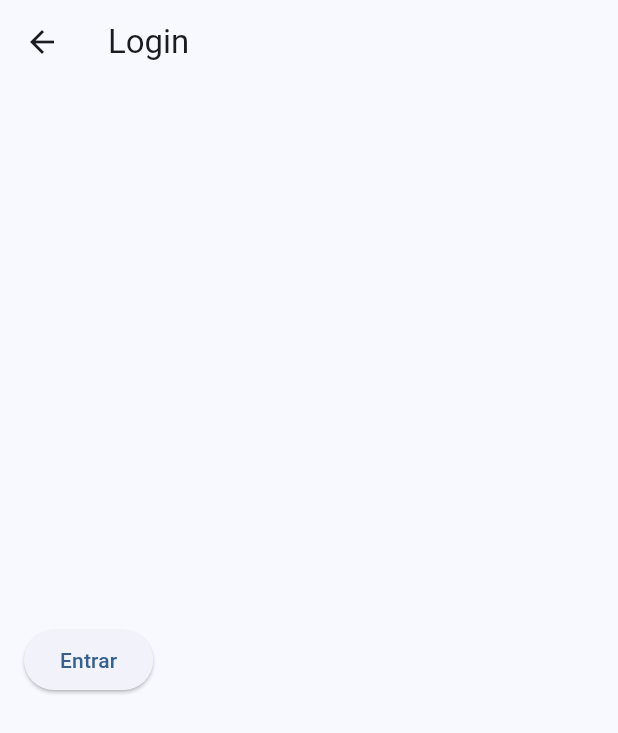
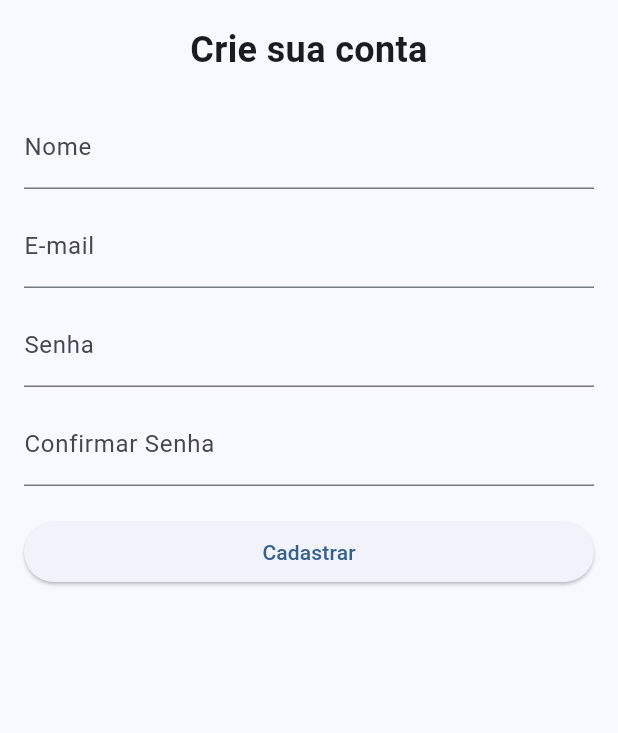
Before and after one commit to Klevilela/quanto_custa_the, a Flutter app: the RegisterLoginPage screen opened directly, on a phone screen of 412 x 824 dp. Shown: the top 733 px of the screen. Run offline on Flutter 3.47's test engine with Material 2 defaults, Android fonts, the phone set to English and light mode, and no system bars; our stand-ins replace firebase_auth, firebase_core; accounts and stored records are empty.

Commit message:
criada a tela de cadastro

```diff
--- a/lib/view/login/pagina_cadastro_login.dart
+++ b/lib/view/login/pagina_cadastro_login.dart
@@ -1,5 +1,6 @@
 import 'package:firebase_auth/firebase_auth.dart';
 import 'package:flutter/material.dart';
+import 'package:projeto_quanto_custa_the/view/homepage/homepage.dart';
 
 class RegisterLoginPage extends StatefulWidget {
   const RegisterLoginPage({super.key});
@@ -13,17 +14,23 @@ class RegisterLoginPageState extends State<RegisterLoginPage> {
   final TextEditingController _emailController = TextEditingController();
   final TextEditingController _passwordController = TextEditingController();
   final TextEditingController _confirmPasswordController = TextEditingController();
+  final _formKey = GlobalKey<FormState>();
+  bool _isLoading = false;
 
   // Método para registrar o usuário
   Future<void> _registrarUsuario() async {
     if (_formKey.currentState!.validate()) {
       // Verifica se a senha e a confirmação de senha são iguais
       if (_passwordController.text != _confirmPasswordController.text) {
-        ScaffoldMessenger.of(context).showSnackBar(SnackBar(
-          content: Text('As senhas não coincidem!'),
-        ));
+        ScaffoldMessenger.of(context).showSnackBar(
+          const SnackBar(content: Text('As senhas não coincidem.')),
+        );
         return;
       }
+
+      setState(() {
+        _isLoading = true;
+      });
 
       try {
         // Cria o usuário no Firebase Authentication
@@ -32,22 +39,25 @@ class RegisterLoginPageState extends State<RegisterLoginPage> {
           password: _passwordController.text.trim(),
         );
 
-        // Aqui você pode adicionar os dados adicionais do usuário no Firestore
-        // (se necessário, como o nome do usuário)
-        await FirebaseAuth.instance.currentUser!.updateDisplayName(_nameController.text.trim());
+        // Atualiza o displayName do usuário
+        await userCredential.user!.updateDisplayName(_nameController.text.trim());
 
         // Exemplo de sucesso
-        ScaffoldMessenger.of(context).showSnackBar(SnackBar(
-          content: Text('Cadastro realizado com sucesso!'),
-        ));
+        ScaffoldMessenger.of(context).showSnackBar(
+          const SnackBar(content: Text('Cadastro realizado com sucesso!')),
+        );
 
         // Redireciona para outra tela ou realiza alguma ação após o cadastro
-        // Navigator.pushReplacement(context, MaterialPageRoute(builder: (context) => HomePage()));
+        Navigator.pushReplacement(context, MaterialPageRoute(builder: (context) => HomePage()));
       } on FirebaseAuthException catch (e) {
         // Tratamento de erros de autenticação
-        ScaffoldMessenger.of(context).showSnackBar(SnackBar(
-          content: Text(e.message ?? 'Erro desconhecido!'),
-        ));
+        ScaffoldMessenger.of(context).showSnackBar(
+          SnackBar(content: Text(e.message ?? 'Erro desconhecido!')),
+        );
+      } finally {
+        setState(() {
+          _isLoading = false;
+        });
       }
     }
   }
@@ -55,21 +65,82 @@ class RegisterLoginPageState extends State<RegisterLoginPage> {
   @override
   Widget build(BuildContext context) {
     return Scaffold(
-      appBar: AppBar(title: Text("Login")),
       body: Padding(
         padding: const EdgeInsets.all(16.0),
-        child: Column(
-          mainAxisAlignment: MainAxisAlignment.center,
-          children: [
-
-            // colocar um titulo pra essa página
-           //colocar os text field pra nome, email, senha e confirmar senha
-
-            ElevatedButton(
-              onPressed: _registrarUsuario,
-              child: const Text("Entrar"),
-            ),
-          ],
+        child: Form(
+          key: _formKey,
+          child: ListView(
+            children: [
+              const Text(
+                'Crie sua conta',
+                style: TextStyle(fontSize: 24, fontWeight: FontWeight.bold),
+                textAlign: TextAlign.center,
+              ),
+              const SizedBox(height: 20),
+              TextFormField(
+                controller: _nameController,
+                decoration: const InputDecoration(labelText: 'Nome'),
+                validator: (value) {
+                  if (value == null || value.isEmpty) {
+                    return 'Por favor, insira seu nome';
+                  }
+                  return null;
+                },
+              ),
+              const SizedBox(height: 10),
+              TextFormField(
+                controller: _emailController,
+                decoration: const InputDecoration(labelText: 'E-mail'),
+                keyboardType: TextInputType.emailAddress,
+                validator: (value) {
+                  if (value == null || value.isEmpty) {
+                    return 'Por favor, insira seu e-mail';
+                  }
+                  if (!RegExp(r'^[^@]+@[^@]+\.[^@]+').hasMatch(value)) {
+                    return 'Por favor, insira um e-mail válido';
+                  }
+                  return null;
+                },
+              ),
+              const SizedBox(height: 10),
+              TextFormField(
+                controller: _passwordController,
+                decoration: const InputDecoration(labelText: 'Senha'),
+                obscureText: true,
+                validator: (value) {
+                  if (value == null || value.isEmpty) {
+                    return 'Por favor, insira sua senha';
+                  }
+                  if (value.length < 6) {
+                    return 'A senha deve ter pelo menos 6 caracteres';
+                  }
+                  return null;
+                },
+              ),
+              const SizedBox(height: 10),
+              TextFormField(
+                controller: _confirmPasswordController,
+                decoration: const InputDecoration(labelText: 'Confirmar Senha'),
+                obscureText: true,
+                validator: (value) {
+                  if (value == null || value.isEmpty) {
+                    return 'Por favor, confirme sua senha';
+                  }
+                  if (value != _passwordController.text) {
+                    return 'As senhas não coincidem';
+                  }
+                  return null;
+                },
+              ),
+              const SizedBox(height: 20),
+              _isLoading
+                  ? const Center(child: CircularProgressIndicator())
+                  : ElevatedButton(
+                      onPressed: _registrarUsuario,
+                      child: const Text("Cadastrar"),
+                    ),
+            ],
+          ),
         ),
       ),
     );
```
